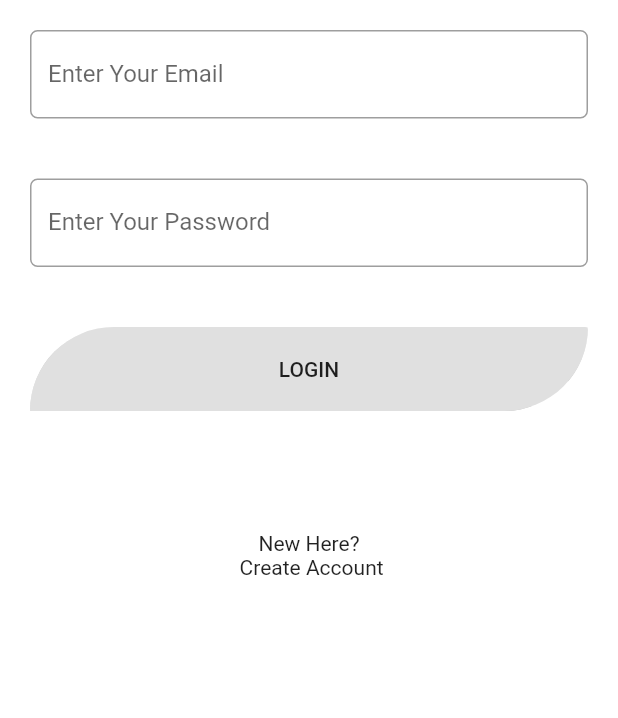
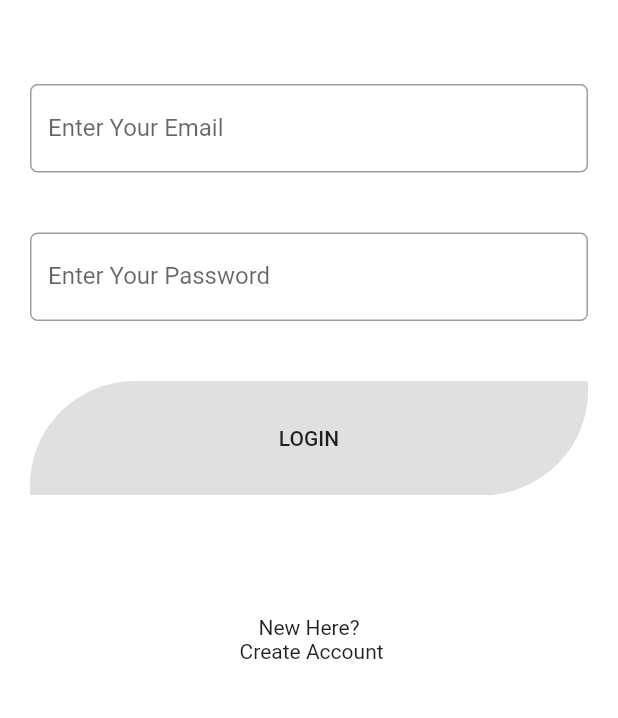
Before and after one commit to stivo-m/mpmc-app, a Flutter app: the screen it shows after launch, on a phone screen of 412 x 824 dp, the part 501-1219 px from its top. Run offline on Flutter 3.47's test engine with Material 2 defaults, Android fonts, the phone set to English and light mode, and no system bars; our stand-ins replace bloc, cloud_firestore, curved_navigation_bar, equatable, firebase_auth, firebase_messaging and 6 more; missing offline and left inert: mpesa_flutter_plugin; accounts and stored records are empty.

Commit message:
second update

```diff
--- a/lib/authentication/login/bloc/login_event.dart
+++ b/lib/authentication/login/bloc/login_event.dart
@@ -1,17 +1,12 @@
 import 'package:equatable/equatable.dart';
 import 'package:meta/meta.dart';
-import 'package:mpmc/authentication/auth.dart';
 
 @immutable
 abstract class LoginEvent extends Equatable {}
 
 class LoginWithCredentials extends LoginEvent {
   final String email, password;
-  final AuthState authState;
-  LoginWithCredentials(
-      {@required this.authState,
-      @required this.email,
-      @required this.password});
+  LoginWithCredentials({@required this.email, @required this.password});
 }
 
 class LoginWithGoogle extends LoginEvent {
--- a/lib/authentication/login/bloc/login_state.dart
+++ b/lib/authentication/login/bloc/login_state.dart
@@ -1,45 +1,21 @@
 import 'package:equatable/equatable.dart';
 import 'package:meta/meta.dart';
-import 'package:firebase_auth/firebase_auth.dart';
-import 'package:mpmc/authentication/auth.dart';
+import 'package:mpmc/enums/auth_state_enums.dart';
 
 @immutable
 abstract class LoginState extends Equatable {}
 
 class InitialLoginState extends LoginState {
-  final bool isLoggedIn;
-  final AuthState status;
-
-  InitialLoginState({this.isLoggedIn, this.status});
+  final MpmcAuthState state;
+  InitialLoginState({this.state});
 }
 
 class LoginProcessing extends LoginState {
-  final bool processing;
-  final AuthState status;
-
-  LoginProcessing({this.processing = true, this.status = AuthState.Processing});
+  final MpmcAuthState state;
+  LoginProcessing({this.state});
 }
 
-class LoginSuccess extends LoginState {
-  final String name;
-  final FirebaseUser user;
-  final bool isLoggedIn;
-  final AuthState status;
-
-  LoginSuccess(
-      {@required this.name,
-      this.isLoggedIn = true,
-      @required this.user,
-      this.status = AuthState.Authenticated});
+class LoginCompleted extends LoginState {
+  final MpmcAuthState state;
+  LoginCompleted({@required this.state});
 }
-
-class LoginError extends LoginState {
-  final String error;
-  final bool isLoggedIn;
-  final AuthState status;
-
-  LoginError(
-      {@required this.error,
-      this.isLoggedIn = false,
-      this.status = AuthState.Unauthenticated});
-}
--- a/lib/authentication/login/login.dart
+++ b/lib/authentication/login/login.dart
@@ -1,8 +1,8 @@
 import 'package:flutter/material.dart';
 import 'package:flutter_bloc/flutter_bloc.dart';
-import 'package:mpmc/authentication/auth.dart';
 import 'package:mpmc/authentication/login/bloc/bloc.dart';
 import 'package:mpmc/authentication/registration/registration.dart';
+import 'package:mpmc/enums/auth_state_enums.dart';
 import 'package:mpmc/home/home.dart';
 
 class LoginScreen extends StatefulWidget {
@@ -17,7 +17,6 @@ class _LoginScreenState extends State<LoginScreen> {
   String error = '';
   Color errorColor = Colors.transparent;
   double minImageSize = 150, maxImageSize = 150;
-  AuthState _authState;
 
   @override
   Widget build(BuildContext context) {
@@ -43,50 +42,42 @@ class _LoginScreenState extends State<LoginScreen> {
     return SingleChildScrollView(
       child: BlocListener<LoginBloc, LoginState>(
         listener: (BuildContext context, LoginState state) {
-          if (state is LoginSuccess) {
-            if (state.isLoggedIn) {
-              isAuthenticating = state.isLoggedIn;
-              print("Status: $isAuthenticating");
-              error = "Success";
-              errorColor = Colors.green;
-              Scaffold.of(context).showSnackBar(SnackBar(
-                backgroundColor: Colors.green,
-                content: Text(
-                  "SignedIn as : ${state.name}, ${state.user.email}",
-                  style: TextStyle(color: Colors.white),
+          if (state is LoginCompleted) {
+            //if login is successful
+            if (state.state == MpmcAuthState.SUCCESSFUL) {
+              isAuthenticating = false;
+              error = "Success... Redirecting you";
+              Navigator.pop(context);
+              Navigator.push(
+                context,
+                MaterialPageRoute(
+                  builder: (context) => Home(),
                 ),
-              ));
-              Navigator.pop(context);
-              Navigator.of(context).push(
-                  MaterialPageRoute(builder: (BuildContext context) => Home()));
+              );
+            }
+
+            //if loging has failed
+            if (state.state == MpmcAuthState.FAILED) {
+              isAuthenticating = false;
+              error = "Unfortunately, your Login has failed.";
             }
           }
 
           if (state is LoginProcessing) {
-            if (state.processing) {
-              isAuthenticating = state.processing;
-              print("Processing State: $isAuthenticating");
-              errorColor = Colors.blue;
-            }
-          }
-
-          if (state is LoginError) {
-            if (state.isLoggedIn) {
-              isAuthenticating = state.isLoggedIn;
-              print("Error Status: $isAuthenticating");
-              error = "Error Occured While Loging In";
-              errorColor = Colors.red;
-              Scaffold.of(context).showSnackBar(SnackBar(
-                backgroundColor: Colors.red,
-                content: Text(
-                  "Login Error: ${state.error}",
-                  style: TextStyle(color: Colors.white),
-                ),
-              ));
+            //if loging process is ongoing
+            if (state.state == MpmcAuthState.PROCESSING) {
+              isAuthenticating = true;
+              error = "Loging in...";
             }
           }
         },
-        child: Center(
+        child: buildBody(context),
+      ),
+    );
+  }
+
+  Center buildBody(BuildContext context) {
+    return Center(
       child: Column(
         mainAxisAlignment: MainAxisAlignment.center,
         crossAxisAlignment: CrossAxisAlignment.center,
@@ -114,17 +105,24 @@ class _LoginScreenState extends State<LoginScreen> {
             height: 30,
           ),
           AnimatedContainer(
-                height: _authState == AuthState.Processing
-                    ? maxImageSize
-                    : minImageSize,
-                width: _authState == AuthState.Processing
-                    ? maxImageSize
-                    : minImageSize,
+            height: isAuthenticating ? maxImageSize : minImageSize,
+            width: isAuthenticating ? maxImageSize : minImageSize,
             duration: Duration(milliseconds: 200),
             child: Image.asset(
               "assets/logo.png",
               width: double.infinity,
               height: double.infinity,
+            ),
+          ),
+          SizedBox(
+            height: 20,
+          ),
+          Text(
+            error,
+            textAlign: TextAlign.center,
+            style: TextStyle(
+              color: isAuthenticating ? Colors.blue : Colors.red,
+              fontWeight: FontWeight.w600,
             ),
           ),
           SizedBox(
@@ -193,8 +191,6 @@ class _LoginScreenState extends State<LoginScreen> {
           ),
         ],
       ),
-        ),
-      ),
     );
   }
 
@@ -248,17 +244,17 @@ class _LoginScreenState extends State<LoginScreen> {
         elevation: 5,
         minWidth: double.infinity,
         color: Theme.of(context).buttonColor,
-        onPressed: () {
+        onPressed: isAuthenticating
+            ? () {}
+            : () {
                 _doSignIn("credentials", context);
               },
-        // onPressed: isAuthenticating
-        //     ? null
-        //     : () {
-        //         _doSignIn("credentials", context);
-        //       },
         child: Container(
-            padding: EdgeInsets.symmetric(horizontal: 20, vertical: 20),
-            child: Text("LOGIN")),
+          padding: EdgeInsets.symmetric(horizontal: 20, vertical: 30),
+          child: isAuthenticating
+              ? Center(child: CircularProgressIndicator())
+              : Text("LOGIN"),
+        ),
       ),
     );
   }
@@ -272,8 +268,8 @@ class _LoginScreenState extends State<LoginScreen> {
         if (_autoValidate) {}
         _formKey.currentState.save();
 
-        BlocProvider.of<LoginBloc>(context).dispatch(LoginWithCredentials(
-            authState: _authState, email: email, password: password));
+        BlocProvider.of<LoginBloc>(context)
+            .dispatch(LoginWithCredentials(email: email, password: password));
       } else {
         //If all data are not valid then start auto validation.
         setState(() {
--- /dev/null
+++ b/lib/enums/app_themes_enums.dart
@@ -0,0 +1,4 @@
+enum AppThemes {
+  DARK,
+  LIGHT,
+}
--- /dev/null
+++ b/lib/enums/auth_state_enums.dart
@@ -0,0 +1,6 @@
+enum MpmcAuthState {
+  IDLE,
+  PROCESSING,
+  SUCCESSFUL,
+  FAILED,
+}
--- /dev/null
+++ b/lib/enums/chat_message_enum.dart
@@ -0,0 +1 @@
+enum ChatMessage { SENT, FAILED, SENDING }
--- /dev/null
+++ b/lib/enums/file_upload_enum.dart
@@ -0,0 +1,6 @@
+enum FileUpload {
+  START_UPLOAD,
+  COMPLETE_UPLOAD,
+  PROCESSING_UPLOAD,
+  FAILED_UPLOAD,
+}
--- /dev/null
+++ b/lib/enums/payment_state.dart
@@ -0,0 +1,6 @@
+enum PaymentState {
+  IDLE,
+  PROCESSING,
+  SUCCESSFUL,
+  FAILED,
+}
--- a/lib/main.dart
+++ b/lib/main.dart
@@ -28,6 +28,7 @@ class MyApp extends StatelessWidget {
   Widget buildMain(BuildContext context, ThemeState state) {
     return MaterialApp(
       //builder: DevicePreview.appBuilder,
+
       title: 'MPMC APP',
       debugShowCheckedModeBanner: false,
       theme: state.themeData,
@@ -36,11 +37,13 @@ class MyApp extends StatelessWidget {
         builder: (context, snapshot) {
           if (snapshot.hasData) {
             respository.handleMpesaInitialization();
+
             return snapshot.data.uid == null ? LoginScreen() : Home();
           } else {
             return LoginScreen();
           }
         },
-        ));
+      ),
+    );
   }
 }
```
Also changed, not shown: lib/authentication/login/bloc/login_bloc.dart (+8 -11 lines), lib/chat/bloc/chat_bloc.dart (+3 -12 lines), lib/chat/bloc/chat_state.dart (+8 -6 lines), 2 other files. Lines whose indentation alone changed are shown as unchanged.
